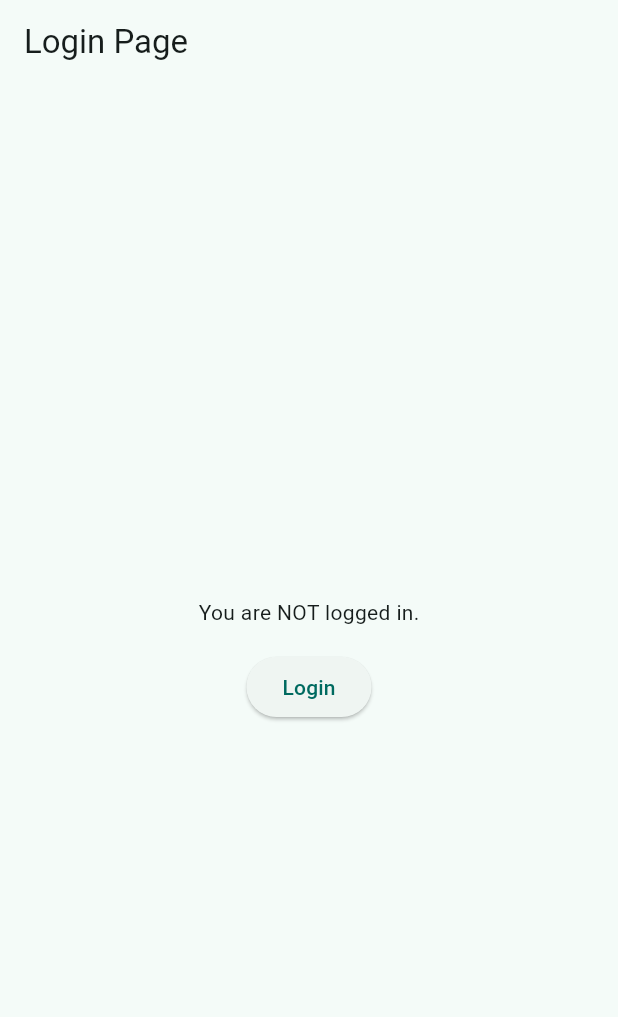
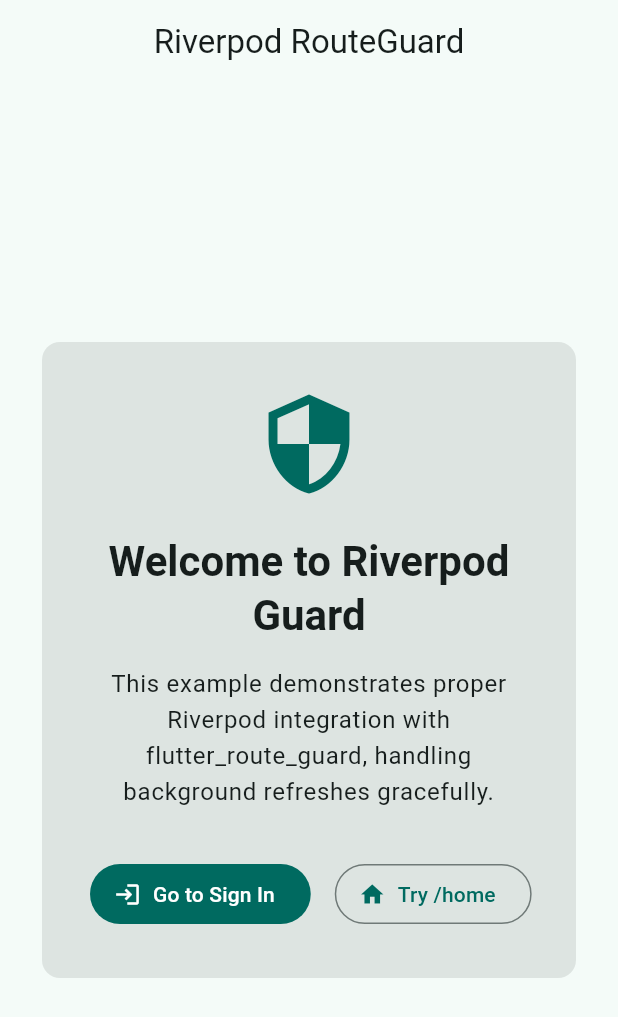
Before and after one commit to theocarranza/route_guard, a Flutter app: the screen it shows after launch, on a phone screen of 412 x 824 dp. Shown: the top 1017 px of the screen. Run offline on Flutter 3.47's test engine with Material 3 defaults, Android fonts, the phone set to English and light mode, and no system bars; our stand-ins replace flutter_riverpod.

Commit message:
feat(example): align riverpod_example use cases and navigation with detailed-example
- Adds WelcomeScreen and DeniedScreen to riverpod_example.

- Updates AppRouterDelegate and AppRoutePath to support full navigation flow.

- Adds back buttons to Login and Home screens for better UX.

- Updates integration tests to cover the full user journey (Welcome -> Login -> Home -> Logout).

```diff
--- a/riverpod_example/lib/core/router/route_path.dart
+++ b/riverpod_example/lib/core/router/route_path.dart
@@ -2,6 +2,8 @@ class AppRoutePath {
   final String location;
   AppRoutePath(this.location);
 
+  bool get isWelcome => location == '/';
   bool get isLogin => location == '/login';
   bool get isHome => location == '/home';
+  bool get isDenied => location == '/denied';
 }
--- a/riverpod_example/lib/core/router/router_delegate.dart
+++ b/riverpod_example/lib/core/router/router_delegate.dart
@@ -2,13 +2,15 @@ import 'package:flutter/material.dart';
 import 'package:riverpod_example/core/router/route_path.dart';
 import 'package:riverpod_example/features/home/home_screen.dart';
 import 'package:riverpod_example/features/login/login_screen.dart';
+import 'package:riverpod_example/features/welcome/welcome_screen.dart';
+import 'package:riverpod_example/features/error/screens/denied_screen.dart';
 
 class AppRouterDelegate extends RouterDelegate<AppRoutePath>
     with ChangeNotifier, PopNavigatorRouterDelegateMixin<AppRoutePath> {
   @override
   final GlobalKey<NavigatorState> navigatorKey = GlobalKey<NavigatorState>();
 
-  String _selectedPath = '/login'; // Default
+  String _selectedPath = '/'; // Default to Welcome
 
   @override
   AppRoutePath get currentConfiguration => AppRoutePath(_selectedPath);
@@ -18,18 +20,20 @@ class AppRouterDelegate extends RouterDelegate<AppRoutePath>
     return Navigator(
       key: navigatorKey,
       pages: [
-        if (_selectedPath == '/login')
+        if (_selectedPath == '/')
+          const MaterialPage(child: WelcomeScreen(), key: ValueKey('welcome'))
+        else if (_selectedPath == '/login')
           const MaterialPage(child: LoginScreen(), key: ValueKey('login'))
         else if (_selectedPath == '/home')
           const MaterialPage(child: HomeScreen(), key: ValueKey('home'))
+        else if (_selectedPath == '/denied')
+          const MaterialPage(child: DeniedScreen(), key: ValueKey('denied'))
         else
           // Default/Fallback
-          const MaterialPage(child: LoginScreen(), key: ValueKey('default')),
+          const MaterialPage(child: WelcomeScreen(), key: ValueKey('default')),
       ],
       onDidRemovePage: (page) {
         // Handle pop if needed (stack logic), but here we switch root pages mostly.
-        // For a single page stack, usually pop isn't called unless we push.
-        // If we had a stack, we'd remove from it.
       },
     );
   }
--- a/riverpod_example/lib/features/home/home_screen.dart
+++ b/riverpod_example/lib/features/home/home_screen.dart
@@ -35,6 +35,12 @@ class HomeScreen extends ConsumerWidget {
       child: Scaffold(
         appBar: AppBar(
           title: const Text('Home Page'),
+          leading: IconButton(
+            icon: const Icon(Icons.arrow_back),
+            onPressed: () {
+              Router.of(context).routerDelegate.setNewRoutePath(AppRoutePath('/'));
+            },
+          ),
           actions: [
             if (authState.isLoading)
               const Padding(
--- /dev/null
+++ b/riverpod_example/lib/features/welcome/welcome_screen.dart
@@ -0,0 +1,84 @@
+import 'package:flutter/material.dart';
+import 'package:flutter_riverpod/flutter_riverpod.dart';
+import 'package:riverpod_example/core/router/route_path.dart';
+
+class WelcomeScreen extends ConsumerWidget {
+  const WelcomeScreen({super.key});
+
+  @override
+  Widget build(BuildContext context, WidgetRef ref) {
+    final theme = Theme.of(context);
+
+    return Scaffold(
+      appBar: AppBar(
+        title: const Text('Riverpod RouteGuard'),
+        centerTitle: true,
+      ),
+      body: Center(
+        child: ConstrainedBox(
+          constraints: const BoxConstraints(maxWidth: 600),
+          child: Padding(
+            padding: const EdgeInsets.all(24),
+            child: Card(
+              elevation: 0,
+              color: theme.colorScheme.surfaceContainerHighest,
+              child: Padding(
+                padding: const EdgeInsets.all(32),
+                child: Column(
+                  mainAxisSize: MainAxisSize.min,
+                  children: [
+                    Icon(
+                      Icons.security,
+                      size: 72,
+                      color: theme.colorScheme.primary,
+                    ),
+                    const SizedBox(height: 24),
+                    Text(
+                      'Welcome to Riverpod Guard',
+                      style: theme.textTheme.headlineMedium?.copyWith(
+                        fontWeight: FontWeight.bold,
+                      ),
+                      textAlign: TextAlign.center,
+                    ),
+                    const SizedBox(height: 16),
+                    Text(
+                      'This example demonstrates proper Riverpod integration '
+                      'with flutter_route_guard, handling background refreshes gracefully.',
+                      style: theme.textTheme.bodyLarge,
+                      textAlign: TextAlign.center,
+                    ),
+                    const SizedBox(height: 32),
+                    Row(
+                      mainAxisSize: MainAxisSize.min,
+                      children: [
+                        FilledButton.icon(
+                          onPressed: () {
+                            Router.of(context).routerDelegate.setNewRoutePath(
+                              AppRoutePath('/login'),
+                            );
+                          },
+                          icon: const Icon(Icons.login),
+                          label: const Text('Go to Sign In'),
+                        ),
+                        const SizedBox(width: 16),
+                        OutlinedButton.icon(
+                          onPressed: () {
+                            Router.of(context).routerDelegate.setNewRoutePath(
+                              AppRoutePath('/home'),
+                            );
+                          },
+                          icon: const Icon(Icons.home),
+                          label: const Text('Try /home'),
+                        ),
+                      ],
+                    ),
+                  ],
+                ),
+              ),
+            ),
+          ),
+        ),
+      ),
+    );
+  }
+}
```
Also changed, not shown: riverpod_example/lib/features/error/screens/denied_screen.dart (added, +78 -0 lines), riverpod_example/lib/features/login/login_screen.dart (+9 -1 lines), 1 other file.
